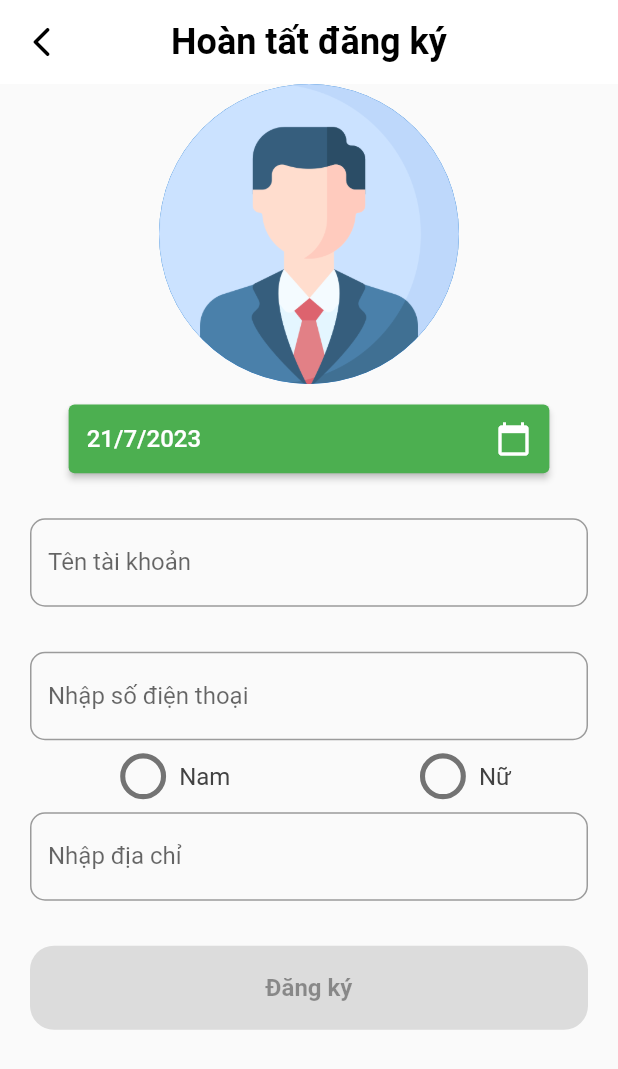
After one commit to MineKnight2711/LapTrinhMobile, a Flutter app: the RegisterCompleteScreen screen opened directly, on a phone screen of 412 x 824 dp. The commit adds this screen. Shown: the top 1069 px of the screen. Run offline on Flutter 3.47's test engine with Material 2 defaults, Android fonts, the light colour scheme and no system bars; our stand-ins replace cloud_firestore, connectivity_plus, firebase_auth, firebase_core, fluttertoast, get and 2 more; accounts and stored records are empty.

Commit message:
tam xong dang ky

```diff
--- a/lib/base_url_api.dart
+++ b/lib/base_url_api.dart
@@ -1,12 +1,18 @@
+import 'dart:convert';
+import 'dart:io';
+
+import 'package:connectivity_plus/connectivity_plus.dart';
+import 'package:http/http.dart' as http;
+
 class ApiUrl {
   //ip khi ở trường - 10.10.116.60
   //ip LAN nhà - 192.168.1.44
-  static const baseUrl = 'http://192.168.1.44:6969/test-api';
+  static const baseUrl = 'http://10.0.2.2:6969/api/';
 
   static const apiGetAllAccount = '${baseUrl}accounts/all';
 
   ///// Api của Đạt-------------------------------------------------
-
+  static const apiCreateAccount = '${baseUrl}account';
   //// Api của Quý-------------------------------------------------
 
   ///
--- /dev/null
+++ b/lib/configs/mediaquery.dart
@@ -0,0 +1,25 @@
+import 'package:flutter/material.dart';
+
+double mediaWidth(BuildContext context, double? customSize) {
+  final givenSize = customSize ?? 1.0;
+  return MediaQuery.of(context).size.width / givenSize;
+}
+
+double mediaHeight(BuildContext context, double? customSize) {
+  final givenSize = customSize ?? 1.0;
+  return MediaQuery.of(context).size.height / givenSize;
+}
+
+double mediaAspectRatio(BuildContext context, double? customSize) {
+  final givenSize = customSize ?? 1.0;
+  return MediaQuery.of(context).size.aspectRatio / givenSize;
+}
+
+bool screenRotate(BuildContext context) {
+  final Orientation orientation = MediaQuery.of(context).orientation;
+  if (orientation == Orientation.portrait) {
+    return true;
+  } else {
+    return false;
+  }
+}
--- a/lib/main.dart
+++ b/lib/main.dart
@@ -1,6 +1,7 @@
 import 'package:firebase_core/firebase_core.dart';
 import 'package:flutter/material.dart';
 import 'package:get/get.dart';
+import 'package:keyboard_mobile_app/base_url_api.dart';
 import 'package:keyboard_mobile_app/screens/login_signup/login_screen.dart';
 
 import 'api/account_api.dart';
@@ -9,6 +10,7 @@ void main() async {
   WidgetsFlutterBinding.ensureInitialized();
   await Firebase.initializeApp();
   Get.put(AccountApi());
+  // print(ip);
   runApp(
     MaterialApp(
       initialRoute: 'login_screen',
--- a/lib/model/account_model.dart
+++ b/lib/model/account_model.dart
@@ -25,7 +25,6 @@ class AccountModel {
     this.accountType,
   });
 
-  // Create a factory method to convert a JSON object to User object
   factory AccountModel.fromJson(Map<String, dynamic> json) {
     return AccountModel(
       id: json['id'],
--- /dev/null
+++ b/lib/screens/login_signup/register_complete_screen.dart
@@ -0,0 +1,107 @@
+// ignore_for_file: use_build_context_synchronously
+
+import 'package:flutter/material.dart';
+import 'package:get/get.dart';
+import 'package:keyboard_mobile_app/model/account_model.dart';
+import 'package:keyboard_mobile_app/screens/login_signup/login_screen.dart';
+import 'package:keyboard_mobile_app/transition_animation/screen_transition.dart';
+import 'package:keyboard_mobile_app/widgets/custom_widgets/message.dart';
+
+import '../../api/account_api.dart';
+import '../../configs/mediaquery.dart';
+import '../../controller/register_controller.dart';
+import '../../widgets/custom_widgets/custom_appbar.dart';
+import '../../widgets/custom_widgets/custom_button.dart';
+import '../../widgets/custom_widgets/custom_input.dart';
+import '../../widgets/custom_widgets/datetime_picker.dart';
+import '../../widgets/custom_widgets/gender_chose.dart';
+
+class RegisterCompleteScreen extends StatelessWidget {
+  RegisterCompleteScreen({super.key});
+  final controller = Get.find<AccountApi>();
+  final registerController = Get.find<RegisterController>();
+
+  @override
+  Widget build(BuildContext context) {
+    return Scaffold(
+      appBar: CustomAppBar(
+          onPressed: () {
+            Navigator.pop(context);
+          },
+          title: 'Hoàn tất đăng ký'),
+      body: SingleChildScrollView(
+        child: Container(
+          padding: const EdgeInsets.symmetric(horizontal: 20),
+          width: mediaWidth(context, 1),
+          height: mediaHeight(context, 1),
+          child: Obx(
+            () => Form(
+              child: Column(children: [
+                CircleAvatar(
+                  radius: mediaAspectRatio(context, 1 / 200),
+                  backgroundImage:
+                      Image.asset('assets/images/profile.png').image,
+                ),
+                BirthdayDatePickerWidget(
+                  initialDate: DateTime.now(),
+                  onChanged: (value) {
+                    registerController.date = value;
+                  },
+                ),
+                const SizedBox(
+                  height: 30,
+                ),
+                CustomInputTextField(
+                  controller: registerController.nickNameController,
+                  labelText: 'Tên tài khoản',
+                  hintText: 'Nhập tên tài khoản',
+                ),
+                const SizedBox(
+                  height: 30,
+                ),
+                CustomInputTextField(
+                    onChanged: registerController.validatePhonenumber,
+                    controller: registerController.phonenumberController,
+                    labelText: 'Nhập số điện thoại',
+                    hintText: 'Số điện thoại'),
+                GenderSelectionWidget(
+                  size: 1.7,
+                  onChanged: (value) {
+                    registerController.selectedGender = value;
+                  },
+                ),
+                CustomInputTextField(
+                    onChanged: registerController.validateAddress,
+                    controller: registerController.addressController,
+                    labelText: 'Nhập địa chỉ',
+                    hintText: 'Địa chỉ'),
+                const SizedBox(
+                  height: 30,
+                ),
+                DefaultButton(
+                  enabled: registerController.isValidFullname.value &&
+                      registerController.isValidPhonenumber.value &&
+                      registerController.isValidAddress.value,
+                  text: 'Đăng ký',
+                  press: () async {
+                    // showLoadingAnimation(context);
+                    String? result = await registerController.signUp();
+                    if (result == "Success") {
+                      CustomSuccessMessage.showMessage("Đăng ký thành công!");
+                      slideInTransition(context, LoginScreen());
+                      registerController.onClose();
+                    } else {
+                      CustomErrorMessage.showMessage(
+                          result ?? 'Không thể đăng ký');
+                      return;
+                    }
+                  },
+                ),
+              ]),
+            ),
+          ),
+        ),
+      ),
+    );
+  }
+}
--- a/lib/widgets/custom_widgets/custom_button.dart
+++ b/lib/widgets/custom_widgets/custom_button.dart
@@ -1,5 +1,36 @@
 import 'package:flutter/material.dart';
 import 'package:google_fonts/google_fonts.dart';
+
+class DefaultButton extends StatelessWidget {
+  const DefaultButton({
+    Key? key,
+    required this.text,
+    required this.press,
+    this.enabled = true,
+  }) : super(key: key);
+  final String text;
+  final VoidCallback press;
+  final bool enabled;
+  @override
+  Widget build(BuildContext context) {
+    return SizedBox(
+      width: double.infinity,
+      height: 56,
+      child: ElevatedButton(
+        style: ElevatedButton.styleFrom(
+          shape:
+              RoundedRectangleBorder(borderRadius: BorderRadius.circular(16)),
+          backgroundColor: const Color(0xFF39C5C8),
+        ),
+        onPressed: enabled ? press : null,
+        child: Text(
+          text,
+          style: const TextStyle(fontWeight: FontWeight.bold, fontSize: 16),
+        ),
+      ),
+    );
+  }
+}
 
 class StyledGradienButton extends StatelessWidget {
   final VoidCallback onPressed;
--- /dev/null
+++ b/lib/widgets/custom_widgets/datetime_picker.dart
@@ -0,0 +1,98 @@
+import 'package:flutter/material.dart';
+
+import '../../configs/mediaquery.dart';
+
+class BirthdayDatePickerWidget extends StatefulWidget {
+  final DateTime? initialDate;
+  final ValueChanged<DateTime>? onChanged;
+
+  const BirthdayDatePickerWidget({Key? key, this.initialDate, this.onChanged})
+      : super(key: key);
+
+  @override
+  BirthdayDatePickerWidgetState createState() =>
+      BirthdayDatePickerWidgetState();
+}
+
+class BirthdayDatePickerWidgetState extends State<BirthdayDatePickerWidget> {
+  DateTime? _selectedDate;
+
+  @override
+  void initState() {
+    super.initState();
+    _selectedDate = widget.initialDate;
+  }
+
+  @override
+  Widget build(BuildContext context) {
+    return Row(
+      mainAxisAlignment: MainAxisAlignment.center,
+      children: [
+        Expanded(
+          child: Padding(
+            padding: EdgeInsets.only(top: mediaWidth(context, 30)),
+            child: Container(
+              height: screenRotate(context)
+                  ? mediaHeight(context, 18)
+                  : mediaHeight(context, 9),
+              padding: EdgeInsets.only(
+                  left: mediaWidth(context, 16),
+                  right: mediaWidth(context, 16)),
+              child: ElevatedButton(
+                onPressed: () {
+                  _selectDate(context);
+                },
+                style: ElevatedButton.styleFrom(
+                  backgroundColor: Colors.green,
+                  padding:
+                      const EdgeInsets.symmetric(horizontal: 12, vertical: 8),
+                  shape: RoundedRectangleBorder(
+                    borderRadius: BorderRadius.circular(4),
+                  ),
+                ),
+                child: Row(
+                  mainAxisAlignment: MainAxisAlignment.spaceEvenly,
+                  children: [
+                    Text(
+                      "${_selectedDate?.day ?? "Ngày"}/${_selectedDate?.month ?? "Tháng"}/${_selectedDate?.year ?? "Năm"}",
+                      style: const TextStyle(fontSize: 16),
+                    ),
+                    const Spacer(),
+                    const Icon(Icons.calendar_today),
+                  ],
+                ),
+              ),
+            ),
+          ),
+        ),
+      ],
+    );
+  }
+
+  Future<void> _selectDate(BuildContext context) async {
+    final DateTime? picked = await showDatePicker(
+      context: context,
+      initialDate: _selectedDate ?? DateTime.now(),
+      firstDate: DateTime(1900),
+      lastDate: DateTime.now(),
+      builder: (context, child) {
+        return Theme(
+          data: ThemeData.light().copyWith(
+            primaryColor: Colors.green,
+            buttonTheme:
+                const ButtonThemeData(textTheme: ButtonTextTheme.primary),
+            colorScheme: const ColorScheme.light(primary: Colors.green)
+                .copyWith(secondary: Colors.green),
+          ),
+          child: child!,
+        );
+      },
+    );
+    if (picked != null && picked != _selectedDate) {
+      setState(() {
+        _selectedDate = picked;
+        widget.onChanged!(picked);
+      });
+    }
+  }
+}
--- /dev/null
+++ b/lib/widgets/custom_widgets/gender_chose.dart
@@ -0,0 +1,79 @@
+import 'package:flutter/material.dart';
+
+import '../../configs/mediaquery.dart';
+
+class GenderSelectionWidget extends StatefulWidget {
+  final String? gender;
+  final ValueChanged<String>? onChanged;
+  final double? size;
+  const GenderSelectionWidget(
+      {Key? key, this.gender, this.onChanged, this.size})
+      : super(key: key);
+
+  @override
+  GenderSelectionWidgetState createState() => GenderSelectionWidgetState();
+}
+
+class GenderSelectionWidgetState extends State<GenderSelectionWidget> {
+  String? _selectedGender;
+
+  @override
+  void initState() {
+    super.initState();
+    _selectedGender = widget.gender;
+  }
+
+  @override
+  Widget build(BuildContext context) {
+    return Row(
+      mainAxisAlignment: MainAxisAlignment.center,
+      children: [
+        Transform.scale(
+          scale: widget.size ?? 1 / mediaAspectRatio(context, 2),
+          child: Radio(
+            value: 'Nam',
+            groupValue: _selectedGender,
+            onChanged: (value) {
+              setState(() {
+                _selectedGender = value.toString();
+                if (widget.onChanged != null) {
+                  widget.onChanged!(value.toString());
+                }
+              });
+            },
+            activeColor: Colors.blue,
+          ),
+        ),
+        Text(
+          'Nam',
+          style: TextStyle(
+            fontSize: 16,
+            color: Colors.grey[800],
+          ),
+        ),
+        SizedBox(width: mediaWidth(context, 3.5)),
+        Transform.scale(
+          scale: widget.size ?? 1 / mediaAspectRatio(context, 2),
+          child: Radio(
+            value: 'Nữ',
+            groupValue: _selectedGender,
+            onChanged: (value) {
+              setState(() {
+                _selectedGender = value.toString();
+                if (widget.onChanged != null) {
+                  widget.onChanged!(value.toString());
+                }
+              });
+            },
+            activeColor: Colors.pink,
+          ),
+        ),
+        Text('Nữ',
+            style: TextStyle(
+              fontSize: 16,
+              color: Colors.grey[800],
+            )),
+      ],
+    );
+  }
+}
--- a/pubspec.yaml
+++ b/pubspec.yaml
@@ -19,6 +19,7 @@ dependencies:
   google_fonts: ^4.0.3
   google_sign_in: ^6.1.0
   flutter_staggered_grid_view: ^0.4.0
+  connectivity_plus: ^3.0.0
   get: ^4.6.5
   http: ^0.13.6
   intl: ^0.18.1
```
Also changed, not shown: lib/api/account_api.dart (+8 -10 lines), lib/controller/register_controller.dart (+135 -17 lines), lib/screens/login_signup/login_screen.dart (+6 -3 lines), lib/screens/login_signup/register_screen.dart (+21 -7 lines), lib/screens/homescreen/homescreen.dart (renamed from lib/screens/login_signup/homescreen/homescreen.dart), pubspec.lock, 1 other file.
